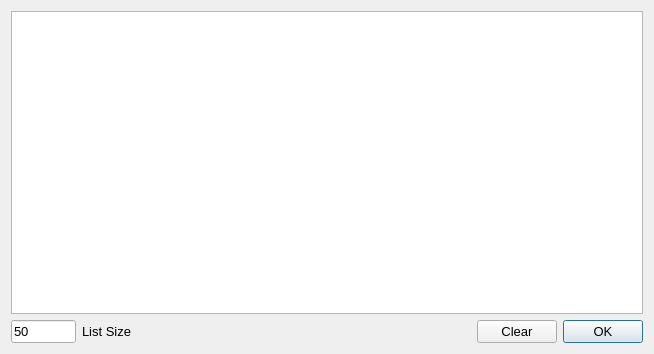
Old version of the form errordialog.ui in the repository MccDv/universaltest.
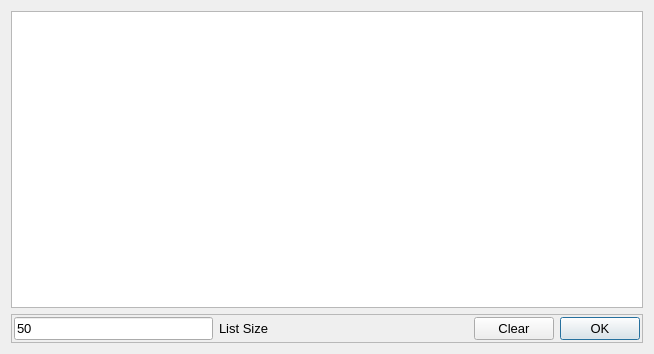
New version of the form.

```diff
--- a/errordialog.ui
+++ b/errordialog.ui
@@ -33,9 +33,25 @@
     </widget>
    </item>
    <item>
-    <layout class="QHBoxLayout" name="horizontalLayout" stretch="1,2,4,1,1">
+    <widget class="QFrame" name="frame">
+     <property name="frameShape">
+      <enum>QFrame::StyledPanel</enum>
+     </property>
+     <property name="frameShadow">
+      <enum>QFrame::Raised</enum>
+     </property>
+     <layout class="QHBoxLayout" name="horizontalLayout">
+      <property name="leftMargin">
+       <number>2</number>
+      </property>
      <property name="topMargin">
-      <number>0</number>
+       <number>2</number>
+      </property>
+      <property name="rightMargin">
+       <number>2</number>
+      </property>
+      <property name="bottomMargin">
+       <number>2</number>
      </property>
      <item>
       <widget class="QLineEdit" name="leHistSize">
@@ -64,7 +80,7 @@
        </property>
        <property name="sizeHint" stdset="0">
         <size>
-         <width>40</width>
+          <width>196</width>
          <height>20</height>
         </size>
        </property>
@@ -91,6 +107,7 @@
       </widget>
      </item>
     </layout>
+    </widget>
    </item>
   </layout>
  </widget>
```
Lines whose indentation alone changed are shown as unchanged.
